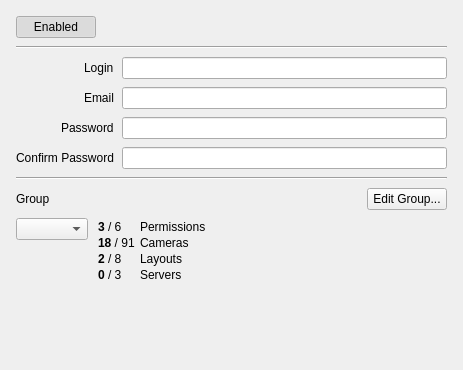
First picture: the form in client/src/ui/widgets/properties/user_settings_widget.ui, repository networkoptix/nx_open, before the edit.
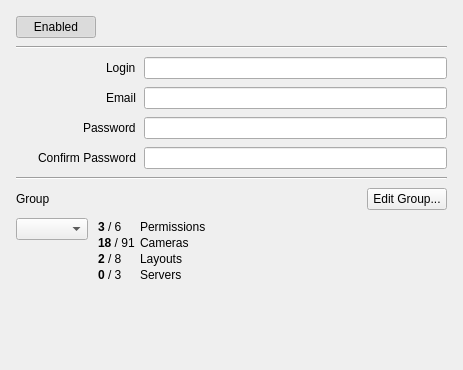
Second picture: the form after the edit.

```diff
--- a/client/src/ui/widgets/properties/user_settings_widget.ui
+++ b/client/src/ui/widgets/properties/user_settings_widget.ui
@@ -53,7 +53,10 @@
     </widget>
    </item>
    <item>
-    <layout class="QGridLayout" name="propertiesLayout">
+    <layout class="QGridLayout" name="propertiesLayout" columnminimumwidth="120,0">
+     <property name="verticalSpacing">
+      <number>8</number>
+     </property>
      <item row="0" column="0" alignment="Qt::AlignRight">
       <widget class="QLabel" name="loginLabel">
        <property name="text">
```
